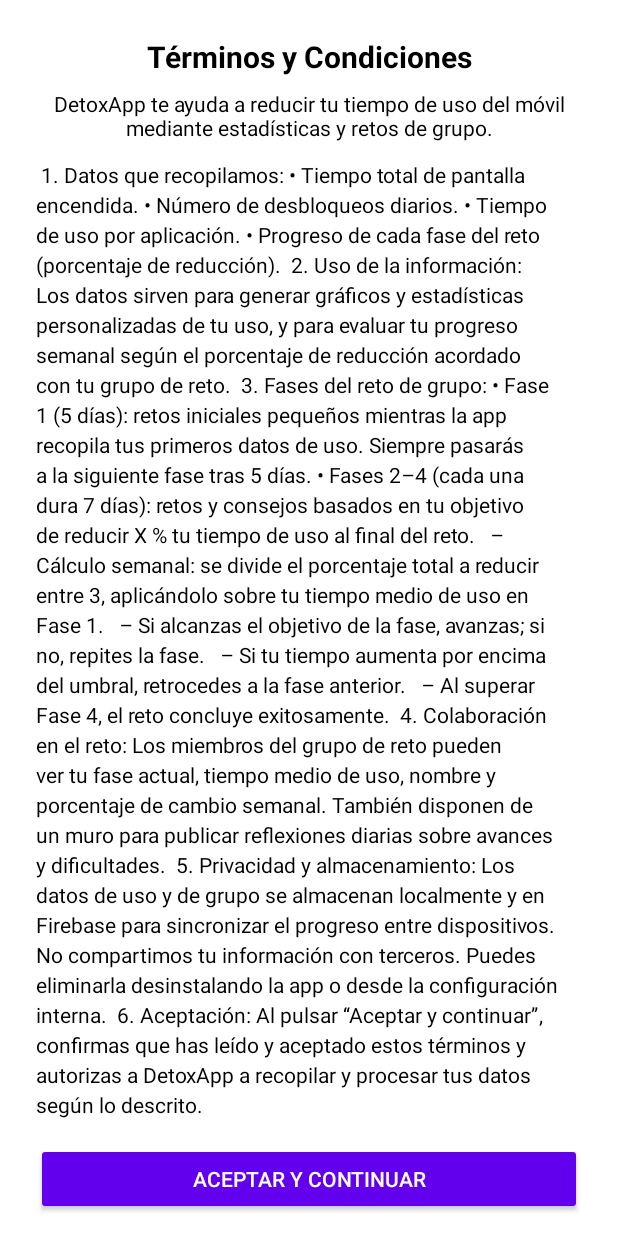
After one commit to Carlos19uji/AppDetox, an Android app built with Jetpack Compose: the layout activity_terms.xml on its own in the app's theme, with its tools: preview values and no code run, on a phone screen of 412 x 824 dp. The commit adds this screen. Run offline under Robolectric (Android 15) with nearby library versions, the phone set to English and light mode, and no system bars.

Commit message:
app terminada 1.1

```diff
--- a/app/build.gradle.kts
+++ b/app/build.gradle.kts
@@ -88,6 +88,7 @@ android {
 }
 
 dependencies {
+    implementation(libs.androidx.preference.ktx)
     val accompanistVersion = "0.28.0"
 
     // UI/Jetpack Compose
--- a/app/src/main/java/com/example/detoxapp/Home.kt
+++ b/app/src/main/java/com/example/detoxapp/Home.kt
@@ -285,6 +285,7 @@ fun ShowJoinGroupDialog(
                 modifier = Modifier.fillMaxWidth(),
                 textAlign = TextAlign.Center
             )
+            Spacer(modifier = Modifier.height(16.dp))
         },
         text = {
             Column(horizontalAlignment = Alignment.CenterHorizontally) {
--- /dev/null
+++ b/app/src/main/res/drawable/dialog_background.xml
@@ -0,0 +1,11 @@
+<?xml version="1.0" encoding="utf-8"?>
+<shape xmlns:android="http://schemas.android.com/apk/res/android"
+    android:shape="rectangle">
+    <solid android:color="@android:color/white" />
+    <corners android:radius="16dp" />
+    <padding
+        android:left="16dp"
+        android:top="16dp"
+        android:right="16dp"
+        android:bottom="16dp" />
+</shape>
--- /dev/null
+++ b/app/src/main/res/layout/activity_terms.xml
@@ -0,0 +1,86 @@
+<?xml version="1.0" encoding="utf-8"?>
+<androidx.core.widget.NestedScrollView
+    xmlns:android="http://schemas.android.com/apk/res/android"
+    android:layout_width="match_parent"
+    android:layout_height="wrap_content"
+    android:background="@android:color/white"
+    android:overScrollMode="never">
+
+    <LinearLayout
+        android:layout_width="match_parent"
+        android:layout_height="wrap_content"
+        android:orientation="vertical"
+        android:padding="24dp">
+
+        <!-- Título -->
+        <TextView
+            android:id="@+id/terms_title"
+            android:layout_width="match_parent"
+            android:layout_height="wrap_content"
+            android:text="Términos y Condiciones"
+            android:textSize="20sp"
+            android:textStyle="bold"
+            android:textColor="@android:color/black"
+            android:gravity="center"
+            android:paddingBottom="8dp"/>
+
+        <!-- Subtítulo -->
+        <TextView
+            android:id="@+id/terms_subtitle"
+            android:layout_width="match_parent"
+            android:layout_height="wrap_content"
+            android:text="DetoxApp te ayuda a reducir tu tiempo de uso del móvil mediante estadísticas y retos de grupo."
+            android:textSize="14sp"
+            android:textColor="@android:color/black"
+            android:gravity="center"
+            android:paddingBottom="12dp"/>
+
+        <!-- Contenido detallado -->
+        <TextView
+            android:id="@+id/terms_content"
+            android:layout_width="match_parent"
+            android:layout_height="wrap_content"
+            android:textIsSelectable="true"
+            android:textSize="14sp"
+            android:textColor="@android:color/black"
+            android:lineSpacingExtra="4dp"
+            android:text="
+1. Datos que recopilamos:
+• Tiempo total de pantalla encendida.
+• Número de desbloqueos diarios.
+• Tiempo de uso por aplicación.
+• Progreso de cada fase del reto (porcentaje de reducción).
+
+2. Uso de la información:
+Los datos sirven para generar gráficos y estadísticas personalizadas de tu uso, y para evaluar tu progreso semanal según el porcentaje de reducción acordado con tu grupo de reto.
+
+3. Fases del reto de grupo:
+• Fase 1 (5 días): retos iniciales pequeños mientras la app recopila tus primeros datos de uso. Siempre pasarás a la siguiente fase tras 5 días.
+• Fases 2–4 (cada una dura 7 días): retos y consejos basados en tu objetivo de reducir X % tu tiempo de uso al final del reto.
+  – Cálculo semanal: se divide el porcentaje total a reducir entre 3, aplicándolo sobre tu tiempo medio de uso en Fase 1.
+  – Si alcanzas el objetivo de la fase, avanzas; si no, repites la fase.
+  – Si tu tiempo aumenta por encima del umbral, retrocedes a la fase anterior.
+  – Al superar Fase 4, el reto concluye exitosamente.
+
+4. Colaboración en el reto:
+Los miembros del grupo de reto pueden ver tu fase actual, tiempo medio de uso, nombre y porcentaje de cambio semanal. También disponen de un muro para publicar reflexiones diarias sobre avances y dificultades.
+
+5. Privacidad y almacenamiento:
+Los datos de uso y de grupo se almacenan localmente y en Firebase para sincronizar el progreso entre dispositivos. No compartimos tu información con terceros. Puedes eliminarla desinstalando la app o desde la configuración interna.
+
+6. Aceptación:
+Al pulsar “Aceptar y continuar”, confirmas que has leído y aceptado estos términos y autorizas a DetoxApp a recopilar y procesar tus datos según lo descrito."
+            />
+
+        <!-- Botón de aceptar -->
+        <Button
+            android:id="@+id/button_accept"
+            android:layout_width="match_parent"
+            android:layout_height="wrap_content"
+            android:text="Aceptar y continuar"
+            android:backgroundTint="@color/purple_500"
+            android:textColor="@android:color/white"
+            android:layout_marginTop="16dp"/>
+
+    </LinearLayout>
+</androidx.core.widget.NestedScrollView>
--- a/app/src/main/res/values/themes.xml
+++ b/app/src/main/res/values/themes.xml
@@ -1,6 +1,17 @@
 <?xml version="1.0" encoding="utf-8"?>
-<resources>
-    <style name="Theme.DetoxApp" parent="android:Theme.Material.Light.NoActionBar">
+<resources xmlns:tools="http://schemas.android.com/tools">
+
+    <!-- 1) Tema base de la app -->
+    <style name="Theme.DetoxApp" parent="Theme.AppCompat.Light.NoActionBar">
         <item name="android:windowBackground">@android:color/black</item>
+        <!-- aquí tus colores globales, etc -->
     </style>
+
+    <!-- 2) Tema del diálogo de Términos -->
+    <style name="Theme.DetoxApp.Dialog" parent="Theme.AppCompat.Light.Dialog.Alert">
+        <item name="android:windowMinWidthMajor">90%</item>
+        <item name="android:windowMinWidthMinor">90%</item>
+        <item name="android:windowBackground">@drawable/dialog_background</item>
+    </style>
+
 </resources>
--- a/gradle/libs.versions.toml
+++ b/gradle/libs.versions.toml
@@ -11,6 +11,7 @@ composeBom = "2024.04.01"
 navigationCompose = "2.8.7"
 firebaseDynamicLinksKtx = "22.1.0"
 firebaseStorageKtx = "21.0.1"
+preferenceKtx = "1.2.1"
 
 [libraries]
 androidx-core-ktx = { group = "androidx.core", name = "core-ktx", version.ref = "coreKtx" }
@@ -30,6 +31,7 @@ androidx-material3 = { group = "androidx.compose.material3", name = "material3"
 androidx-navigation-compose = { group = "androidx.navigation", name = "navigation-compose", version.ref = "navigationCompose" }
 firebase-dynamic-links-ktx = { group = "com.google.firebase", name = "firebase-dynamic-links-ktx", version.ref = "firebaseDynamicLinksKtx" }
 firebase-storage-ktx = { group = "com.google.firebase", name = "firebase-storage-ktx", version.ref = "firebaseStorageKtx" }
+androidx-preference-ktx = { group = "androidx.preference", name = "preference-ktx", version.ref = "preferenceKtx" }
 
 [plugins]
 android-application = { id = "com.android.application", version.ref = "agp" }
```
Also changed, not shown: app/src/main/AndroidManifest.xml (+16 -10 lines), app/src/main/java/com/example/detoxapp/Bars.kt (+7 -0 lines), app/src/main/java/com/example/detoxapp/Group.kt (+7 -1 lines), app/src/main/java/com/example/detoxapp/MainActivity.kt (+14 -0 lines), app/src/main/java/com/example/detoxapp/TermsActivity.kt (added, +50 -0 lines), 1 other file.
